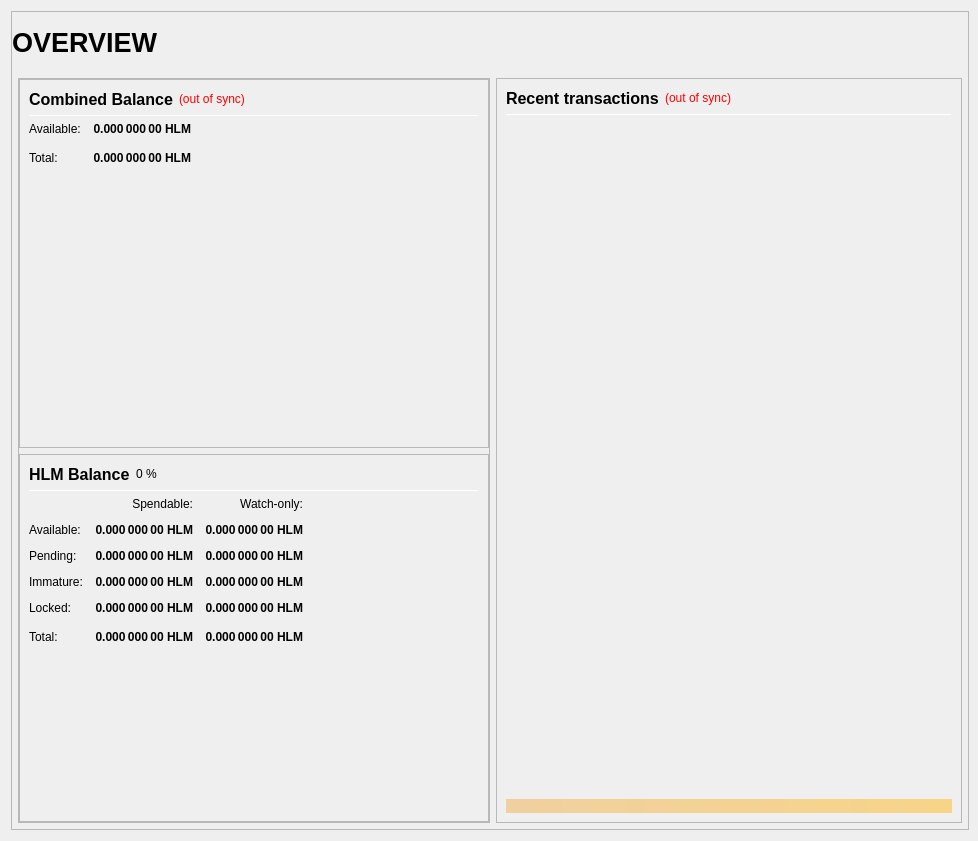
This is src/qt/forms/overviewpage.ui in heliumchain/squorum as Qt 5 draws it before an edit. The edited form follows.
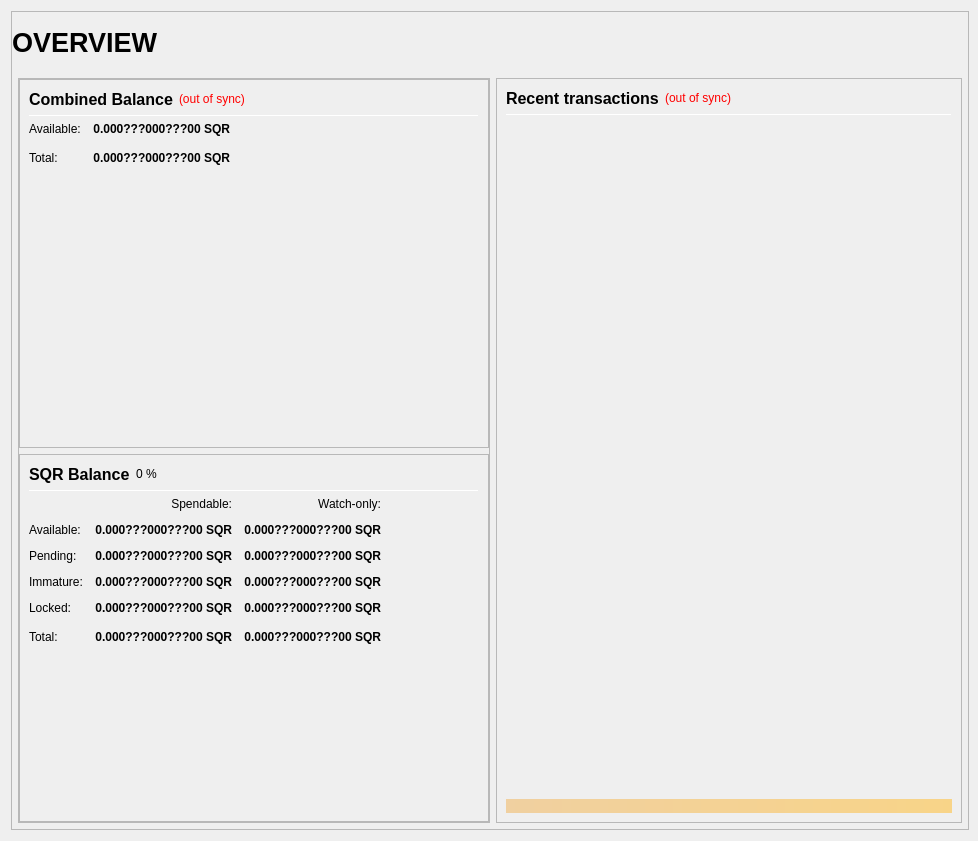
This is the edited form.

What changed in the file:
```diff
--- a/src/qt/forms/overviewpage.ui
+++ b/src/qt/forms/overviewpage.ui
@@ -306,7 +306,7 @@
                           <string>Your current spendable balance</string>
                          </property>
                          <property name="text">
-                          <string notr="true">0.000 000 00 HLM</string>
+                          <string notr="true">0.000???000???00 SQR</string>
                          </property>
                          <property name="alignment">
                           <set>Qt::AlignRight|Qt::AlignTrailing|Qt::AlignVCenter</set>
@@ -338,7 +338,7 @@
                           <string>Total Balance, including all unavailable coins.</string>
                          </property>
                          <property name="text">
-                          <string notr="true">0.000 000 00 HLM</string>
+                          <string notr="true">0.000???000???00 SQR</string>
                          </property>
                          <property name="alignment">
                           <set>Qt::AlignRight|Qt::AlignTrailing|Qt::AlignVCenter</set>
@@ -406,7 +406,7 @@
                           </font>
                          </property>
                          <property name="text">
-                          <string>HLM Balance</string>
+                          <string>SQR Balance</string>
                          </property>
                         </widget>
                        </item>
@@ -498,7 +498,7 @@
                           <string>Your current spendable balance</string>
                          </property>
                          <property name="text">
-                          <string notr="true">0.000 000 00 HLM</string>
+                          <string notr="true">0.000???000???00 SQR</string>
                          </property>
                          <property name="alignment">
                           <set>Qt::AlignRight|Qt::AlignTrailing|Qt::AlignVCenter</set>
@@ -523,7 +523,7 @@
                           <string>Your current balance in watch-only addresses</string>
                          </property>
                          <property name="text">
-                          <string notr="true">0.000 000 00 HLM</string>
+                          <string notr="true">0.000???000???00 SQR</string>
                          </property>
                          <property name="alignment">
                           <set>Qt::AlignRight|Qt::AlignTrailing|Qt::AlignVCenter</set>
@@ -555,7 +555,7 @@
                           <string>Total of transactions that have yet to be confirmed, and do not yet count toward the spendable balance</string>
                          </property>
                          <property name="text">
-                          <string notr="true">0.000 000 00 HLM</string>
+                          <string notr="true">0.000???000???00 SQR</string>
                          </property>
                          <property name="alignment">
                           <set>Qt::AlignRight|Qt::AlignTrailing|Qt::AlignVCenter</set>
@@ -580,7 +580,7 @@
                           <string>Unconfirmed transactions to watch-only addresses</string>
                          </property>
                          <property name="text">
-                          <string notr="true">0.000 000 00 HLM</string>
+                          <string notr="true">0.000???000???00 SQR</string>
                          </property>
                          <property name="alignment">
                           <set>Qt::AlignRight|Qt::AlignTrailing|Qt::AlignVCenter</set>
@@ -612,7 +612,7 @@
                           <string>Staked or masternode rewards that has not yet matured</string>
                          </property>
                          <property name="text">
-                          <string notr="true">0.000 000 00 HLM</string>
+                          <string notr="true">0.000???000???00 SQR</string>
                          </property>
                          <property name="alignment">
                           <set>Qt::AlignRight|Qt::AlignTrailing|Qt::AlignVCenter</set>
@@ -637,7 +637,7 @@
                           <string>Staked or masternode rewards in watch-only addresses that has not yet matured</string>
                          </property>
                          <property name="text">
-                          <string notr="true">0.000 000 00 HLM</string>
+                          <string notr="true">0.000???000???00 SQR</string>
                          </property>
                          <property name="alignment">
                           <set>Qt::AlignRight|Qt::AlignTrailing|Qt::AlignVCenter</set>
@@ -672,7 +672,7 @@
                           <string>Locked HLM or Masternode collaterals. These are excluded from zHLM minting.</string>
                          </property>
                          <property name="text">
-                          <string notr="true">0.000 000 00 HLM</string>
+                          <string notr="true">0.000???000???00 SQR</string>
                          </property>
                          <property name="alignment">
                           <set>Qt::AlignRight|Qt::AlignTrailing|Qt::AlignVCenter</set>
@@ -697,7 +697,7 @@
                           <string>Current locked balance in watch-only addresses</string>
                          </property>
                          <property name="text">
-                          <string notr="true">0.000 000 00 HLM</string>
+                          <string notr="true">0.000???000???00 SQR</string>
                          </property>
                          <property name="alignment">
                           <set>Qt::AlignRight|Qt::AlignTrailing|Qt::AlignVCenter</set>
@@ -732,7 +732,7 @@
                           <string>Your current balance, unconfirmed and immature transactions included</string>
                          </property>
                          <property name="text">
-                          <string notr="true">0.000 000 00 HLM</string>
+                          <string notr="true">0.000???000???00 SQR</string>
                          </property>
                          <property name="alignment">
                           <set>Qt::AlignRight|Qt::AlignTrailing|Qt::AlignVCenter</set>
@@ -757,7 +757,7 @@
                           <string>Current total balance in watch-only addresses</string>
                          </property>
                          <property name="text">
-                          <string notr="true">0.000 000 00 HLM</string>
+                          <string notr="true">0.000???000???00 SQR</string>
                          </property>
                          <property name="alignment">
                           <set>Qt::AlignRight|Qt::AlignTrailing|Qt::AlignVCenter</set>
```
Left out of the diff: 10 changed lines with no effect on the pictures.
